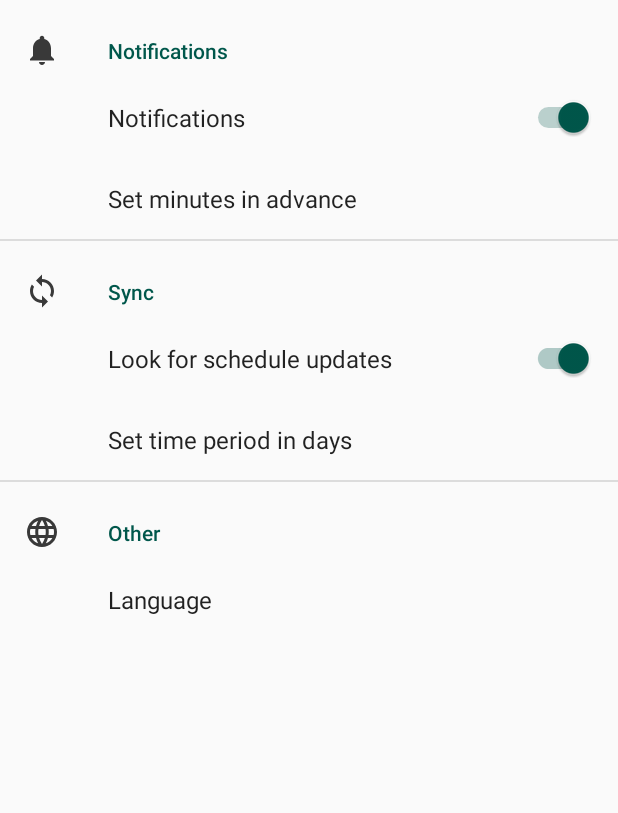
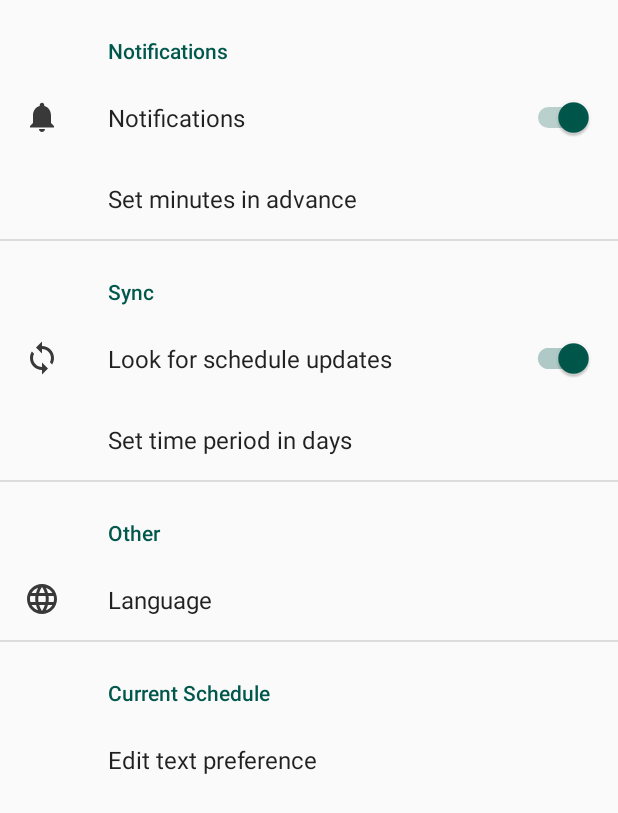
Before and after one commit to ax-ten/next-class, an Android app: the Phone_Activity_Settings screen opened directly, with no data from a screen before it, on a phone screen of 412 x 824 dp. Shown: the top 813 px of the screen. Run offline under Robolectric (Android 15) with nearby library versions, the phone set to English and light mode, and no system bars; our stand-ins replace androidx.preference.

Commit message:
Current file name now displayed settings

```diff
--- a/NextApp/mobile/src/main/java/com/example/next_app/Phone_Activity_Main.java
+++ b/NextApp/mobile/src/main/java/com/example/next_app/Phone_Activity_Main.java
@@ -4,6 +4,7 @@ import android.content.BroadcastReceiver;
 import android.content.Context;
 import android.content.Intent;
 import android.content.IntentFilter;
+import android.content.SharedPreferences;
 import android.os.Bundle;
 import android.os.Handler;
 import android.os.Message;
@@ -108,5 +109,7 @@ public class Phone_Activity_Main extends AppCompatActivity{
     }
     public void setCurrentSchedule(Schedule schedule) {
         this.currentSchedule = schedule;
+        SharedPreferences preferences = getSharedPreferences("currentSchedule", Context.MODE_PRIVATE);
+        preferences.edit().putString("currentSchedule",currentSchedule.name);
     }
 }
--- a/NextApp/mobile/src/main/res/values/strings.xml
+++ b/NextApp/mobile/src/main/res/values/strings.xml
@@ -6,6 +6,7 @@
     <string name="Notifications">Notifications</string>
     <string name="maintitle_header">Next</string>
     <string name="sync_header">Sync</string>
+    <string name="current_file">Current Schedule</string>
 
     <!-- Messages Preferences -->
     <string name="addNew_description">Create new Schedule</string>
--- a/NextApp/mobile/src/main/res/xml/root_preferences.xml
+++ b/NextApp/mobile/src/main/res/xml/root_preferences.xml
@@ -17,13 +17,12 @@
 <PreferenceScreen xmlns:android="http://schemas.android.com/apk/res/android"
     xmlns:app="http://schemas.android.com/apk/res-auto">
 
-    <PreferenceCategory
-        app:icon="@drawable/ic_notifications"
-        app:title="@string/Notifications">
+    <PreferenceCategory app:title="@string/Notifications">
         <SwitchPreference
             android:defaultValue="true"
             android:key="notifications"
-            android:title="@string/Notifications" />
+            android:title="@string/Notifications"
+            app:icon="@drawable/ic_notifications" />
         <EditTextPreference
             android:id="@+id/minutes"
             android:defaultValue="7"
@@ -31,17 +30,16 @@
             android:key="minutes"
             android:selectAllOnFocus="true"
             android:singleLine="true"
-            android:title="Set minutes in advance "/>
+            android:title="Set minutes in advance " />
     </PreferenceCategory>
 
-    <PreferenceCategory
-        app:icon="@drawable/ic_sync"
-        app:title="Sync">
+    <PreferenceCategory app:title="Sync">
 
         <SwitchPreferenceCompat
             android:id="@+id/sync"
             android:defaultValue="true"
             android:key="sync"
+            app:icon="@drawable/ic_sync"
             app:key="sync"
             app:title="Look for schedule updates " />
 
@@ -55,16 +53,24 @@
             android:title="Set time period in days " />
 
     </PreferenceCategory>
-    <PreferenceCategory
-        android:title="Other"
-        app:icon="@drawable/ic_language">
+    <PreferenceCategory android:title="Other">
 
         <ListPreference
             android:defaultValue="false"
             android:entries="@array/languages"
             android:entryValues="@array/languageAlias"
+            android:icon="@drawable/ic_language"
             android:key="language"
             android:title="Language" />
     </PreferenceCategory>
+    <PreferenceCategory android:title="@string/current_file">
+
+        <EditTextPreference
+            android:defaultValue="Default value"
+            android:key="currentSchedule"
+            android:selectAllOnFocus="true"
+            android:singleLine="true"
+            android:title="Edit text preference" />
+    </PreferenceCategory>
 
 </PreferenceScreen>
--- a/NextApp/mylibrary/src/main/java/com/poliba/mylibrary/Schedule.java
+++ b/NextApp/mylibrary/src/main/java/com/poliba/mylibrary/Schedule.java
@@ -15,11 +15,13 @@ import java.util.ArrayList;
 
 public class Schedule {
     private ArrayList<Stub> schedule;
+    public String name;
 
     public Schedule(File file) {
         InputStream input = null;
         try {
             input = new FileInputStream(file);
+            name = file.getName();
         } catch (FileNotFoundException e) {
             e.printStackTrace();
         }
```
